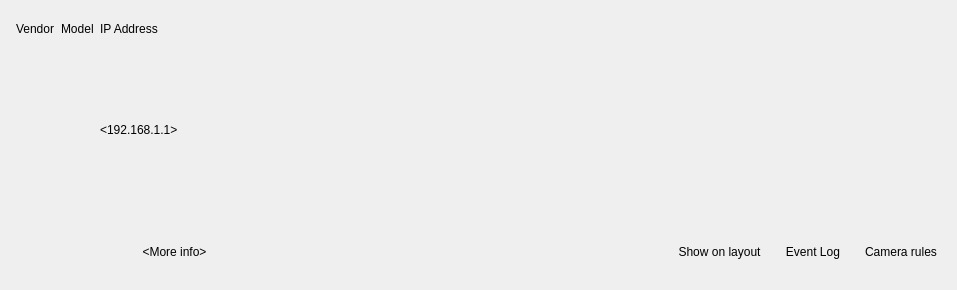
This is client/nx_client_desktop/src/nx/client/desktop/resource_properties/camera/widgets/camera_info_widget.ui in networkoptix/nx_open as Qt 5 draws it before an edit. The edited form follows.
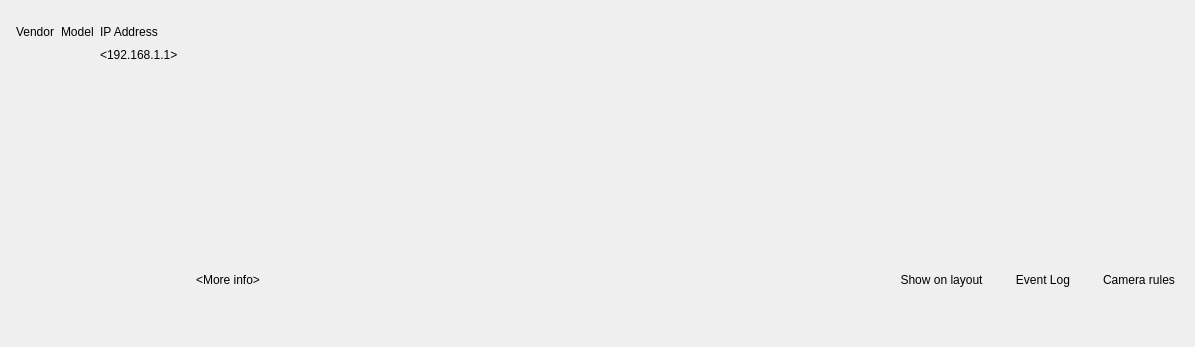
This is the edited form. Custom widgets are drawn as their Qt base class.

Commit message:
New camera settings: some UI fixes for General tab
<==== Mercurial data ====>
Branch: vms

What changed in the file:
```diff
--- a/client/nx_client_desktop/src/nx/client/desktop/resource_properties/camera/widgets/camera_info_widget.ui
+++ b/client/nx_client_desktop/src/nx/client/desktop/resource_properties/camera/widgets/camera_info_widget.ui
@@ -6,8 +6,8 @@
    <rect>
     <x>0</x>
     <y>0</y>
-    <width>957</width>
-    <height>290</height>
+    <width>1195</width>
+    <height>347</height>
    </rect>
   </property>
   <layout class="QVBoxLayout" name="verticalLayout">
@@ -32,7 +32,7 @@
    <item>
     <widget class="QStackedWidget" name="stackedWidget">
      <widget class="QWidget" name="lessInfoPage">
-      <layout class="QGridLayout" name="gridLayout" rowstretch="0,1" columnstretch="0,0,1">
+      <layout class="QGridLayout" name="gridLayout" rowstretch="0,1" columnstretch="0,0,1" rowminimumheight="20,20">
        <property name="leftMargin">
         <number>8</number>
        </property>
@@ -59,7 +59,7 @@
          </property>
         </widget>
        </item>
-       <item row="1" column="1">
+       <item row="1" column="1" alignment="Qt::AlignTop">
         <widget class="QLabel" name="modelLabel">
          <property name="text">
           <string notr="true">&lt;E96&gt;</string>
@@ -69,7 +69,7 @@
          </property>
         </widget>
        </item>
-       <item row="1" column="0">
+       <item row="1" column="0" alignment="Qt::AlignTop">
         <widget class="QLabel" name="vendorLabel">
          <property name="text">
           <string notr="true">&lt;ACTI&gt;</string>
@@ -86,7 +86,7 @@
          </property>
         </widget>
        </item>
-       <item row="1" column="2">
+       <item row="1" column="2" alignment="Qt::AlignTop">
         <widget class="QLabel" name="ipAddressLabel">
          <property name="text">
           <string notr="true">&lt;192.168.1.1&gt;</string>
@@ -502,6 +502,9 @@
    </item>
    <item>
     <layout class="QHBoxLayout" name="horizontalLayout">
+     <property name="spacing">
+      <number>16</number>
+     </property>
      <item>
       <widget class="QStackedWidget" name="controlsStackedWidget">
        <property name="currentIndex">
```
Left out of the diff: 6 changed lines with no effect on the pictures.
